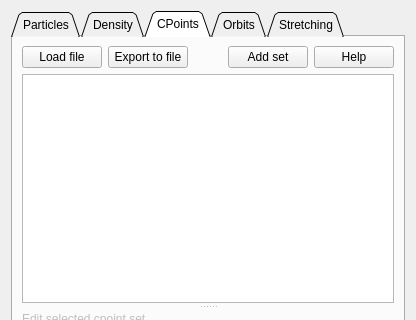
The window that src/formobjectcontrol.ui (jcldc/glnemo2) describes before a commit, drawn with Qt 5; both pictures show x 0 to 416 and y 0 to 320 of the 416 by 1122 pixel window.
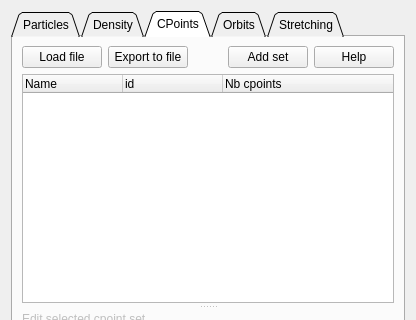
The same window after the commit. Icons and pictures are not drawn.

Commit message: Fix crash and, color to selected tags, add nb cpoints column in treewidget

Patch:
```diff
--- a/src/formobjectcontrol.ui
+++ b/src/formobjectcontrol.ui
@@ -1041,12 +1041,9 @@
             <verstretch>0</verstretch>
            </sizepolicy>
           </property>
-          <attribute name="headerVisible">
-           <bool>false</bool>
-          </attribute>
           <column>
            <property name="text">
-            <string notr="true">name</string>
+            <string notr="true">Name</string>
            </property>
           </column>
           <column>
@@ -1054,6 +1051,11 @@
             <string>id</string>
            </property>
           </column>
+          <column>
+           <property name="text">
+            <string>Nb cpoints</string>
+           </property>
+          </column>
          </widget>
          <widget class="QWidget" name="verticalLayoutWidget">
           <layout class="QVBoxLayout" name="verticalLayout_5">
```
The commit also changes 10 other files.
